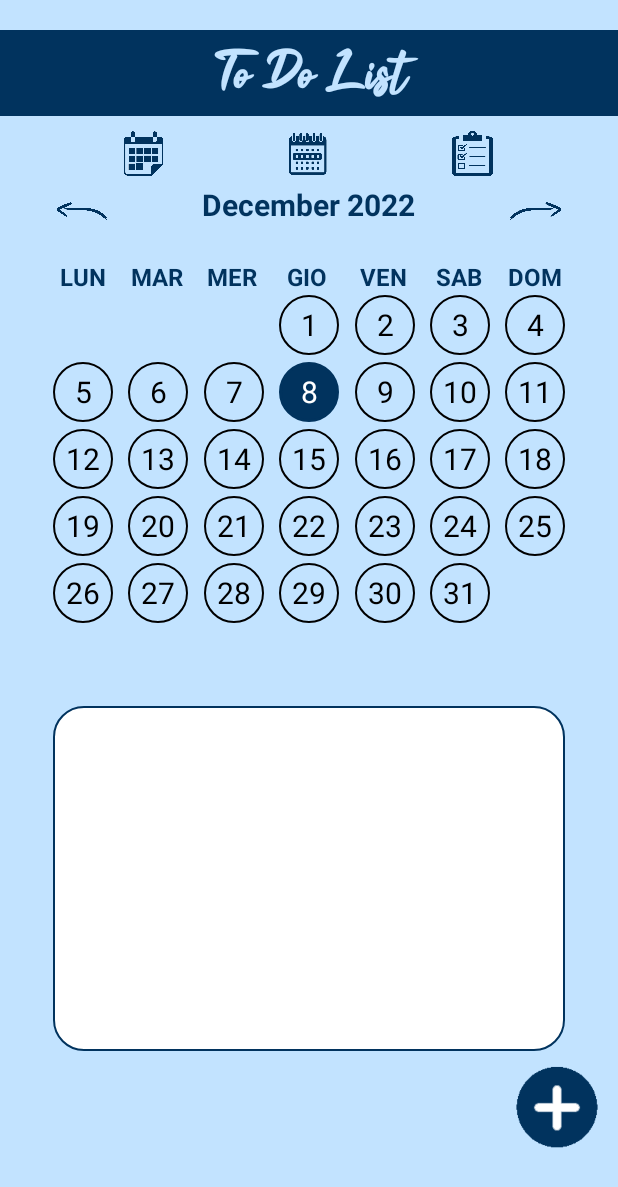
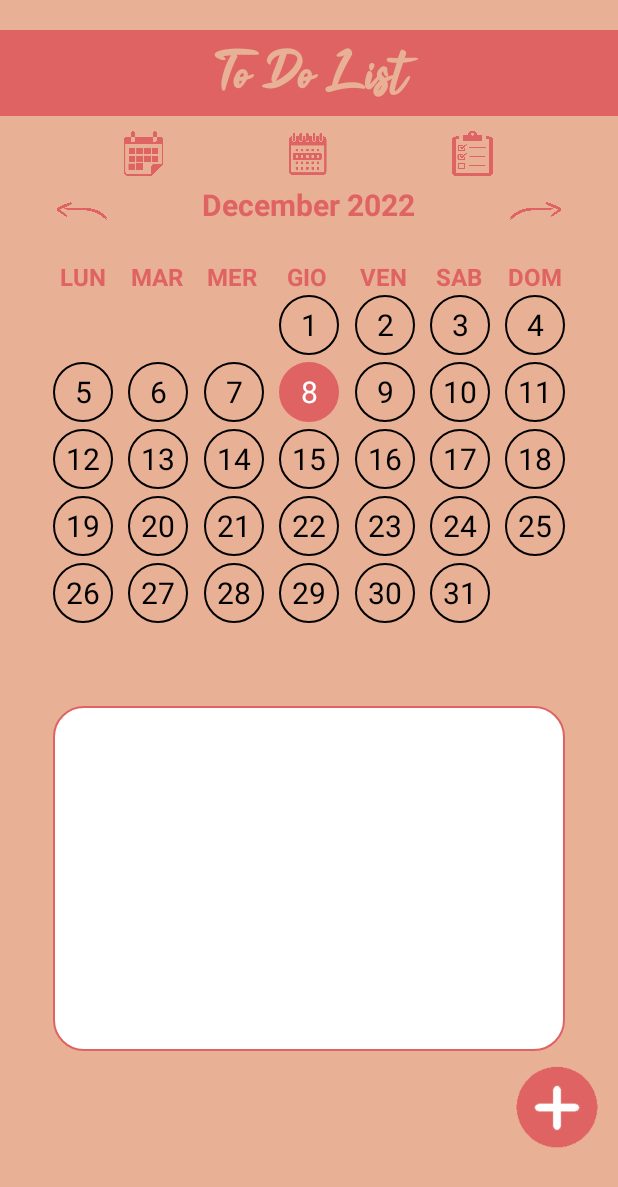
Before and after one commit to gFagnaniJob/Android_ToDoList, an Android app: the screen it shows after launch (MainActivity), on a phone screen of 412 x 824 dp. Shown: the top 1187 px of the screen. Run offline under Robolectric (Android 15) with nearby library versions, the phone set to English and light mode, and no system bars; our stand-ins replace Room's generated code.

Commit message:
modifiche grafiche per agnese

```diff
--- a/app/src/main/java/com/example/todolist/EventDao.java
+++ b/app/src/main/java/com/example/todolist/EventDao.java
@@ -25,6 +25,9 @@ public interface EventDao {
     @Query("SELECT * FROM Event WHERE checked = 0 AND repeated = 0 ORDER BY checked ASC, `order` DESC")
     List<Event> getEventNotChecked();
 
+    @Query("SELECT * FROM Event WHERE checked = 0 AND repeated = 0 AND date <= DATE('now') ORDER BY checked ASC, `order` DESC")
+    List<Event> getPastEventNotChecked();
+
     @Insert
     void insertEvent(Event event);
 
--- a/app/src/main/java/com/example/todolist/ListViewActivity.java
+++ b/app/src/main/java/com/example/todolist/ListViewActivity.java
@@ -52,7 +52,8 @@ public class ListViewActivity extends AppCompatActivity implements EventAdapter.
     }
 
     private void setEventAdapter() {
-        dailyEvents = Event.eventsNotChecked(appDb);
+        //dailyEvents = Event.eventsNotChecked(appDb);
+        dailyEvents = Event.pastEventsNotChecked(appDb);
         eventAdapter = new EventAdapter(getApplicationContext(), dailyEvents, this);
 
         eventsListView.setAdapter(eventAdapter);
@@ -60,7 +61,8 @@ public class ListViewActivity extends AppCompatActivity implements EventAdapter.
 
     private void updateEventAdapter() {
         dailyEvents.clear();
-        dailyEvents.addAll(Event.eventsNotChecked(appDb));
+        //dailyEvents.addAll(Event.eventsNotChecked(appDb));
+        dailyEvents.addAll(Event.pastEventsNotChecked(appDb));
 
         Handler handler = new Handler();
         handler.postDelayed(new Runnable() {
--- a/app/src/main/res/layout/activity_event_edit.xml
+++ b/app/src/main/res/layout/activity_event_edit.xml
@@ -78,7 +78,7 @@
         android:paddingBottom="20dp">
 
         <Button
-            android:layout_width="90dp"
+            android:layout_width="110dp"
             android:layout_height="50dp"
             android:onClick="goBackAction"
             android:text="@string/cancel"
@@ -88,7 +88,7 @@
 
 
         <Button
-            android:layout_width="90dp"
+            android:layout_width="110dp"
             android:layout_height="50dp"
             android:onClick="saveEventAction"
             android:text="@string/add"
--- a/app/src/main/res/layout/activity_main.xml
+++ b/app/src/main/res/layout/activity_main.xml
@@ -45,7 +45,7 @@
             android:layout_height="30dp"
             android:layout_weight="1"
             android:textColor="@color/arrow_color"
-            android:background="@drawable/calendar_month_icon_blue" >
+            android:background="@drawable/calendar_month_icon_red" >
         </Button>
 
         <TextView
@@ -58,7 +58,7 @@
             android:layout_height="30dp"
             android:layout_weight="1"
             android:textColor="@color/arrow_color"
-            android:background="@drawable/calendar_weekly_icon_blue_1"
+            android:background="@drawable/calendar_weekly_icon_red_1"
             android:onClick="weeklyAction">
         </Button>
 
@@ -72,7 +72,7 @@
             android:layout_height="30dp"
             android:layout_weight="1"
             android:textColor="@color/arrow_color"
-            android:background="@drawable/todo_icon_blue_2"
+            android:background="@drawable/todo_icon_red_2"
             android:onClick="listViewAction" >
         </Button>
 
@@ -97,7 +97,7 @@
             android:layout_marginLeft="38dp"
             android:layout_marginTop="5dp"
             android:textColor="@color/arrow_color"
-            android:background="@drawable/left_arrow_blue_1"
+            android:background="@drawable/left_arrow_red_1"
             android:textStyle="bold"
             android:textSize="20sp"
             android:onClick="previousMonthAction" >
@@ -121,7 +121,7 @@
             android:layout_marginRight="38dp"
             android:layout_marginTop="5dp"
             android:textColor="@color/arrow_color"
-            android:background="@drawable/right_arrow_blue_1"
+            android:background="@drawable/right_arrow_red_1"
             android:textStyle="bold"
             android:textSize="20sp"
             android:onClick="nextMonthAction" >
@@ -253,7 +253,7 @@
             android:layout_height="65dp"
             android:layout_marginTop="4dp"
             android:layout_marginEnd="8dp"
-            android:background="@drawable/plus_round_icon_blue"
+            android:background="@drawable/plus_round_icon_red"
             android:onClick="newEventAction"
             app:layout_constraintEnd_toEndOf="parent"
             app:layout_constraintTop_toTopOf="parent"></Button>
--- a/app/src/main/res/values/colors.xml
+++ b/app/src/main/res/values/colors.xml
@@ -6,15 +6,15 @@
     <color name="black">#FF000000</color>
     <color name="white">#FFFFFFFF</color>
     <color name="background_color_1">#b8ddfc</color>
-    <color name="background_color_2">#c2e3ff</color>
-    <color name="day_color">#01335e</color>
-    <color name="app_name_bg_color">#01335e</color>
-    <color name="check_checked_color">#01335e</color>
-    <color name="arrow_color">#01335e</color>
-    <color name="app_name_color">#c2e3ff</color>
-    <color name="day_cell_selected_color">#01335e</color>
-    <color name="list_border_color">#01335e</color>
-    <color name="button_bg_color">#01335e</color>
-    <color name="cursor_color">#01335e</color>
+    <color name="background_color_2">#e8b095</color>
+    <color name="day_color">#e06364</color>
+    <color name="app_name_bg_color">#e06364</color>
+    <color name="check_checked_color">#e06364</color>
+    <color name="arrow_color">#e06364</color>
+    <color name="app_name_color">#e8b095</color>
+    <color name="day_cell_selected_color">#e06364</color>
+    <color name="list_border_color">#e06364</color>
+    <color name="button_bg_color">#e06364</color>
+    <color name="cursor_color">#e06364</color>
     <color name="transparent">#00FFFFFF</color>
 </resources>
```
Also changed, not shown: app/src/main/java/com/example/todolist/Event.java (+7 -0 lines), app/src/main/res/layout/activity_list_view.xml (+3 -4 lines), app/src/main/res/layout/activity_weekly_view.xml (+6 -6 lines), app/src/main/res/drawable-v24/calendar_month_icon_red.png (added), app/src/main/res/drawable-v24/calendar_weekly_icon_red_1.png (added), app/src/main/res/drawable-v24/left_arrow_red_1.png (added), app/src/main/res/drawable-v24/plus_round_icon_red.png (added), app/src/main/res/drawable-v24/right_arrow_red_1.png (added), app/src/main/res/drawable-v24/todo_icon_red_1.png (added), app/src/main/res/drawable-v24/todo_icon_red_2.png (added).
